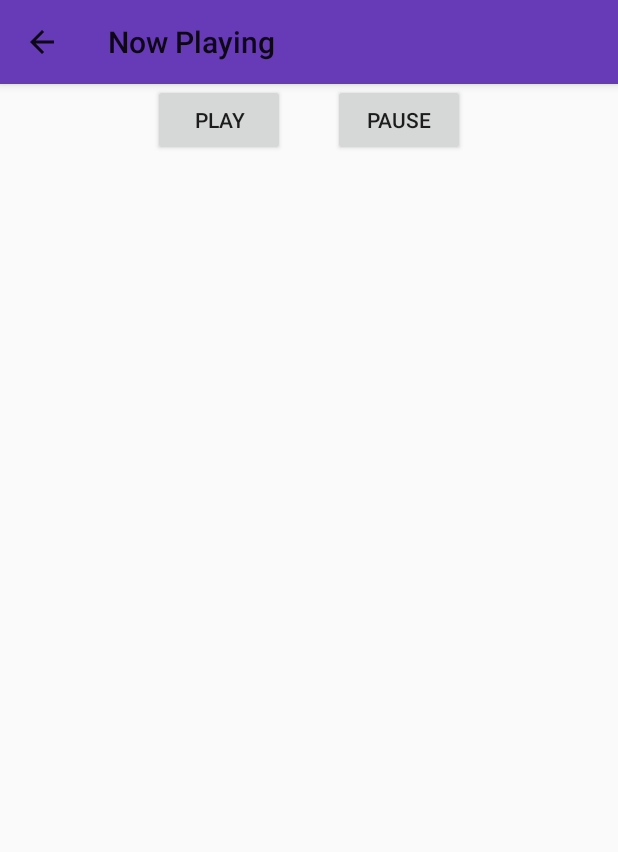
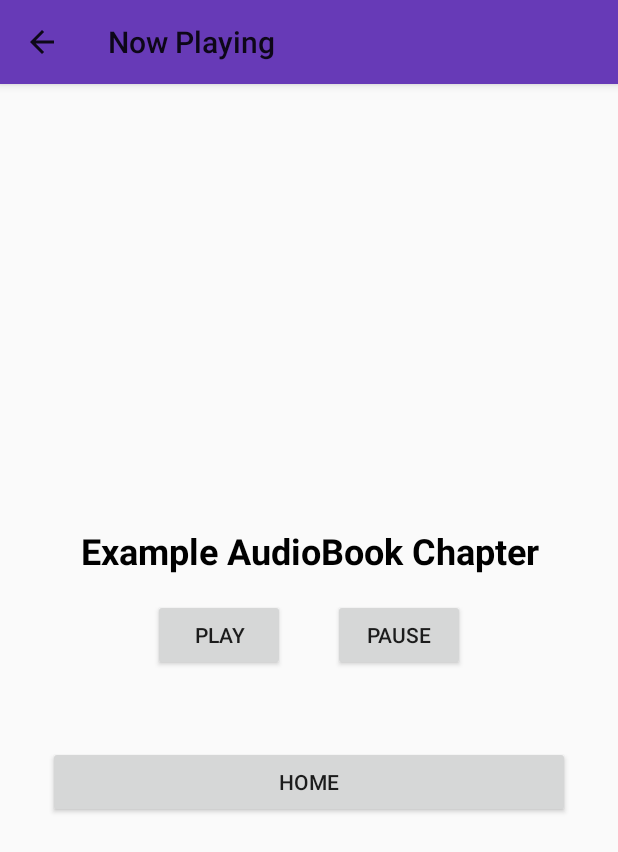
Before and after one commit to sputnikboom/AudiobookPlayer, an Android app: the NowPlayingActivity screen opened directly, with no data from a screen before it, on a phone screen of 412 x 824 dp. Shown: the top 852 px of the screen. Run offline under Robolectric (Android 15) with nearby library versions, the phone set to English and light mode, and no system bars.

Commit message:
added onClickListeners to MainActivity and NowPlaying, amended layout for NowPlaying

```diff
--- a/app/src/main/java/com/example/rach/audiobookplayer/NowPlayingActivity.java
+++ b/app/src/main/java/com/example/rach/audiobookplayer/NowPlayingActivity.java
@@ -1,7 +1,11 @@
 package com.example.rach.audiobookplayer;
 
+import android.content.Intent;
 import android.support.v7.app.AppCompatActivity;
 import android.os.Bundle;
+import android.view.View;
+import android.widget.Button;
+import android.widget.TextView;
 
 public class NowPlayingActivity extends AppCompatActivity {
 
@@ -9,5 +13,16 @@ public class NowPlayingActivity extends AppCompatActivity {
     protected void onCreate(Bundle savedInstanceState) {
         super.onCreate(savedInstanceState);
         setContentView(R.layout.activity_now_playing);
+
+
+        // checks for clicks on the home button
+        Button homeButton = (Button) findViewById(R.id.home_button);
+        homeButton.setOnClickListener(new View.OnClickListener() {
+            public void onClick(View v) {
+                Intent homeButton = new Intent(NowPlayingActivity.this, MainActivity.class);
+                startActivity(homeButton);
+            }
+        });
     }
+
 }
--- a/app/src/main/res/layout/activity_now_playing.xml
+++ b/app/src/main/res/layout/activity_now_playing.xml
@@ -3,29 +3,46 @@
     xmlns:app="http://schemas.android.com/apk/res-auto"
     xmlns:tools="http://schemas.android.com/tools"
     android:layout_width="match_parent"
-    android:layout_height="match_parent"
-    android:orientation="horizontal"
+    android:layout_height="wrap_content"
+    android:layout_gravity="center"
+    android:orientation="vertical"
     tools:context=".NowPlayingActivity">
+
+    <TextView
+
+        style="@style/headerOneStyle"
+        android:layout_width="match_parent"
+        android:layout_height="wrap_content"
+        android:gravity="center_horizontal"
+        android:padding="16dp"
+        android:text="@string/example_audiobook_chapter"
+
+        />
 
     <LinearLayout
         android:layout_width="match_parent"
         android:layout_height="wrap_content"
-        android:orientation="horizontal"
-        android:gravity="center">
+        android:gravity="center"
+        android:orientation="horizontal">
 
         <Button
-            android:id="@+id/play_button"
             android:layout_width="wrap_content"
             android:layout_height="wrap_content"
-            android:text="@string/play"
-            android:layout_marginRight="32dp"/>
+            android:layout_marginRight="32dp"
+            android:text="@string/play" />
 
         <Button
-            android:id="@+id/pause_button"
             android:layout_width="wrap_content"
             android:layout_height="wrap_content"
             android:text="@string/pause" />
+    </LinearLayout>
 
-
-    </LinearLayout>
+    <Button
+        android:id="@+id/home_button"
+        android:layout_width="match_parent"
+        android:layout_height="wrap_content"
+        android:layout_marginLeft="32dp"
+        android:layout_marginRight="32dp"
+        android:layout_marginTop="50dp"
+        android:text="@string/home" />
 </LinearLayout>
--- a/app/src/main/res/values/strings.xml
+++ b/app/src/main/res/values/strings.xml
@@ -5,4 +5,6 @@
     <string name="now_playing">Now Playing</string>
     <string name="play">Play</string>
     <string name="pause">Pause</string>
+    <string name="example_audiobook_chapter">Example AudioBook Chapter</string>
+    <string name="home">Home</string>
 </resources>
```
